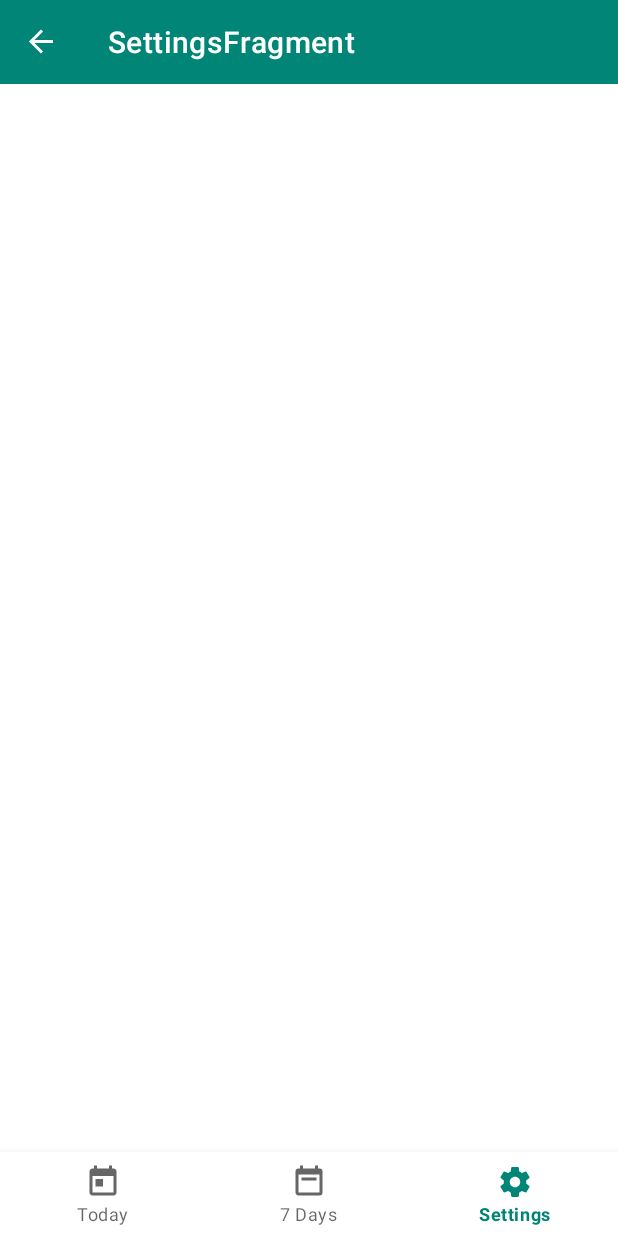
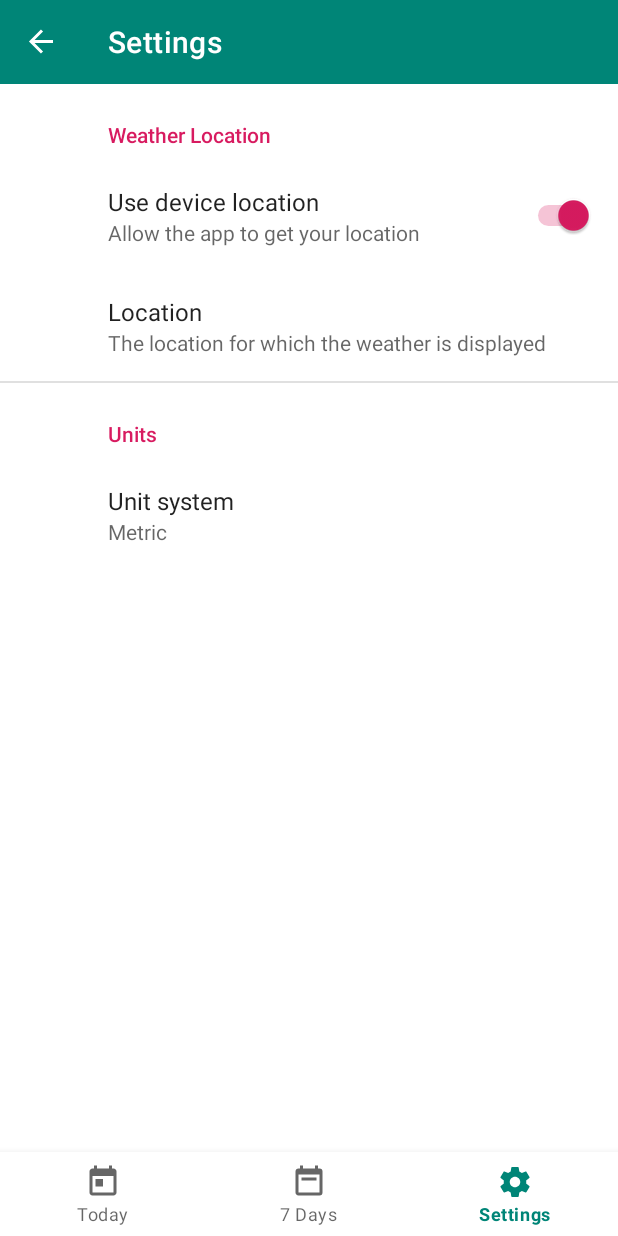
Before and after one commit to BCarlosH/ForecastApp, an Android app: the screen it shows after launch (MainActivity), item 3 of the bottom bar chosen, on a phone screen of 412 x 824 dp. Run offline under Robolectric (Android 15) with nearby library versions, the phone set to English and light mode, and no system bars; our stand-ins replace androidx.preference, navigation-ui; libraries missing offline, so code that uses them is left out: com.jakewharton.threetenabp, org.kodein.di; pictures from the network do not load; 4 statements that could not run were skipped.

Commit message:
Added settings and Unit system provider

```diff
--- a/app/src/main/java/com/example/carlos/forecastapp/ForecastApplication.kt
+++ b/app/src/main/java/com/example/carlos/forecastapp/ForecastApplication.kt
@@ -1,8 +1,11 @@
 package com.example.carlos.forecastapp
 
 import android.app.Application
+import androidx.preference.PreferenceManager
 import com.example.carlos.forecastapp.data.db.ForecastDatabase
 import com.example.carlos.forecastapp.data.network.*
+import com.example.carlos.forecastapp.data.provider.UnitProvider
+import com.example.carlos.forecastapp.data.provider.UnitProviderImpl
 import com.example.carlos.forecastapp.data.repository.ForecastRepository
 import com.example.carlos.forecastapp.data.repository.ForecastRepositoryImpl
 import com.example.carlos.forecastapp.ui.weather.current.CurrentWeatherViewModelFactory
@@ -28,12 +31,14 @@ class ForecastApplication : Application(), KodeinAware {
         bind() from singleton { ApixuWeatherApiService(instance()) }
         bind<WeatherNetworkDataSource>() with singleton { WeatherNetworkDataSourceImpl(instance()) }
         bind<ForecastRepository>() with singleton { ForecastRepositoryImpl(instance(), instance()) }
-        bind() from provider { CurrentWeatherViewModelFactory(instance()) }
+        bind<UnitProvider>() with singleton { UnitProviderImpl(instance()) }
+        bind() from provider { CurrentWeatherViewModelFactory(instance(), instance()) }
     }
 
     override fun onCreate() {
         super.onCreate()
         AndroidThreeTen.init(this)
+        PreferenceManager.setDefaultValues(this, R.xml.preferences, false)
     }
 
 }
--- /dev/null
+++ b/app/src/main/java/com/example/carlos/forecastapp/data/provider/UnitProvider.kt
@@ -0,0 +1,10 @@
+package com.example.carlos.forecastapp.data.provider
+
+import com.example.carlos.forecastapp.internal.UnitSystem
+
+
+interface UnitProvider {
+
+    fun getUnitSystem(): UnitSystem
+
+}
--- /dev/null
+++ b/app/src/main/java/com/example/carlos/forecastapp/data/provider/UnitProviderImpl.kt
@@ -0,0 +1,25 @@
+package com.example.carlos.forecastapp.data.provider
+
+import android.content.Context
+import android.content.SharedPreferences
+import androidx.preference.PreferenceManager
+import com.example.carlos.forecastapp.internal.UnitSystem
+
+
+const val UNIT_SYSTEM = "UNIT_SYSTEM"
+
+
+class UnitProviderImpl(context: Context) : UnitProvider {
+
+    private val appContext = context.applicationContext
+
+    private val preferences: SharedPreferences
+        get() = PreferenceManager.getDefaultSharedPreferences(appContext)
+
+
+    override fun getUnitSystem(): UnitSystem {
+        val selectedName = preferences.getString(UNIT_SYSTEM, UnitSystem.METRIC.name)
+        return UnitSystem.valueOf(selectedName!!)
+    }
+
+}
--- a/app/src/main/java/com/example/carlos/forecastapp/ui/settings/SettingsFragment.kt
+++ b/app/src/main/java/com/example/carlos/forecastapp/ui/settings/SettingsFragment.kt
@@ -1,6 +1,22 @@
 package com.example.carlos.forecastapp.ui.settings
 
-import androidx.fragment.app.Fragment
+import android.os.Bundle
+import androidx.appcompat.app.AppCompatActivity
+import androidx.preference.PreferenceFragmentCompat
+import com.example.carlos.forecastapp.R
 
-class SettingsFragment : Fragment() {
+
+class SettingsFragment : PreferenceFragmentCompat() {
+
+
+    override fun onCreatePreferences(savedInstanceState: Bundle?, rootKey: String?) {
+        addPreferencesFromResource(R.xml.preferences)
+    }
+
+    override fun onActivityCreated(savedInstanceState: Bundle?) {
+        super.onActivityCreated(savedInstanceState)
+        (activity as? AppCompatActivity)?.supportActionBar?.title = getString(R.string.settings)
+        (activity as? AppCompatActivity)?.supportActionBar?.subtitle = null
+    }
+
 }
--- a/app/src/main/java/com/example/carlos/forecastapp/ui/weather/current/CurrentWeatherViewModel.kt
+++ b/app/src/main/java/com/example/carlos/forecastapp/ui/weather/current/CurrentWeatherViewModel.kt
@@ -1,16 +1,18 @@
 package com.example.carlos.forecastapp.ui.weather.current
 
 import androidx.lifecycle.ViewModel;
+import com.example.carlos.forecastapp.data.provider.UnitProvider
 import com.example.carlos.forecastapp.data.repository.ForecastRepository
 import com.example.carlos.forecastapp.internal.UnitSystem
 import com.example.carlos.forecastapp.internal.lazyDeferred
 
 
 class CurrentWeatherViewModel(
-    private val forecastRepository: ForecastRepository
+    private val forecastRepository: ForecastRepository,
+    unitProvider: UnitProvider
 ) : ViewModel() {
 
-    private val unitSystem = UnitSystem.METRIC //get from settings
+    private val unitSystem = unitProvider.getUnitSystem()
 
     val isMetric: Boolean
         get() = unitSystem == UnitSystem.METRIC
--- a/app/src/main/java/com/example/carlos/forecastapp/ui/weather/current/CurrentWeatherViewModelFactory.kt
+++ b/app/src/main/java/com/example/carlos/forecastapp/ui/weather/current/CurrentWeatherViewModelFactory.kt
@@ -2,16 +2,18 @@ package com.example.carlos.forecastapp.ui.weather.current
 
 import androidx.lifecycle.ViewModel
 import androidx.lifecycle.ViewModelProvider
+import com.example.carlos.forecastapp.data.provider.UnitProvider
 import com.example.carlos.forecastapp.data.repository.ForecastRepository
 
 
 class CurrentWeatherViewModelFactory(
-    private val forecastRepository: ForecastRepository
+    private val forecastRepository: ForecastRepository,
+    private val unitProvider: UnitProvider
 ) : ViewModelProvider.NewInstanceFactory() {
 
     @Suppress("UNCHECKED_CAST")
     override fun <T : ViewModel?> create(modelClass: Class<T>): T {
-        return CurrentWeatherViewModel(forecastRepository) as T
+        return CurrentWeatherViewModel(forecastRepository, unitProvider) as T
     }
 
 }
--- /dev/null
+++ b/app/src/main/res/values/arrays.xml
@@ -0,0 +1,14 @@
+<?xml version="1.0" encoding="utf-8"?>
+<resources>
+
+    <string-array name="unitSystemValues">
+        <item>METRIC</item>
+        <item>IMPERIAL</item>
+    </string-array>
+
+    <string-array name="unitSystemEntries">
+        <item>Metric</item>
+        <item>Imperial</item>
+    </string-array>
+
+</resources>
--- a/app/src/main/res/values/strings.xml
+++ b/app/src/main/res/values/strings.xml
@@ -11,7 +11,7 @@
     <string name="feels_like">Feels like %1$.1f%2$s</string>
     <string name="millimeters">mm</string>
     <string name="inches">in</string>
-    <string name="preciptiation">Preciptiation: %1$.1f %2$s</string>
+    <string name="preciptiation">Precipitation: %1$.1f %2$s</string>
     <string name="kilometers_per_hour">kph</string>
     <string name="miles_per_hour">mph</string>
     <string name="wind">Wind: %1$s, %2$.1f %3$s</string>
@@ -19,5 +19,14 @@
     <string name="miles">mi.</string>
     <string name="visibility">Visibility: %1$.1f %2$s</string>
 
+    <!--Settings-->
+    <string name="weather_location">Weather Location</string>
+    <string name="use_device_location">Use device location</string>
+    <string name="allow_app_to_get_your_location">Allow the app to get your location</string>
+    <string name="location">Location</string>
+    <string name="location_weather_is_displayed">The location for which the weather is displayed</string>
+    <string name="units">Units</string>
+    <string name="unit_system">Unit system</string>
+
 
 </resources>
--- /dev/null
+++ b/app/src/main/res/xml/preferences.xml
@@ -0,0 +1,30 @@
+<?xml version="1.0" encoding="utf-8"?>
+<PreferenceScreen xmlns:android="http://schemas.android.com/apk/res/android">
+    <PreferenceCategory
+            android:title="@string/weather_location">
+        <SwitchPreference
+                android:key="USE_DEVICE_LOCATION"
+                android:title="@string/use_device_location"
+                android:summary="@string/allow_app_to_get_your_location"
+                android:defaultValue="true"
+                android:disableDependentsState="true"/>
+
+        <EditTextPreference
+                android:key="CUSTOM_LOCATION"
+                android:title="@string/location"
+                android:summary="@string/location_weather_is_displayed"
+                android:defaultValue="Madrid"
+                android:dependency="USE_DEVICE_LOCATION"/>
+    </PreferenceCategory>
+
+    <PreferenceCategory
+            android:title="@string/units">
+        <ListPreference
+                android:key="UNIT_SYSTEM"
+                android:title="@string/unit_system"
+                android:summary="%s"
+                android:defaultValue="METRIC"
+                android:entries="@array/unitSystemEntries"
+                android:entryValues="@array/unitSystemValues"/>
+    </PreferenceCategory>
+</PreferenceScreen>
```
